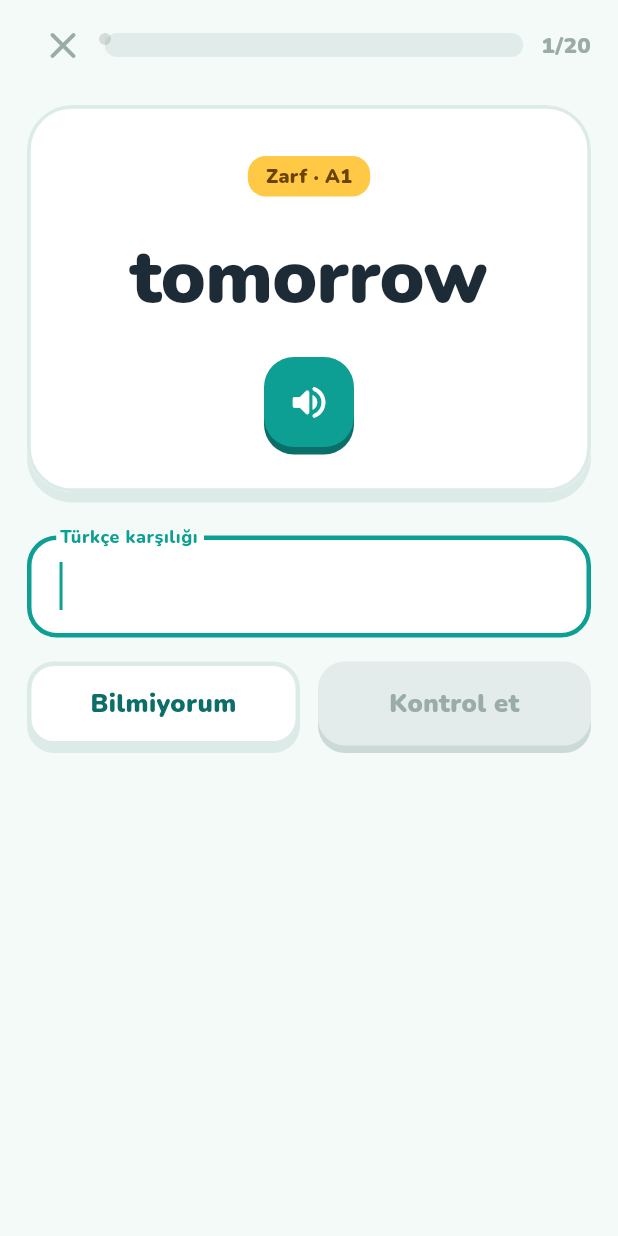
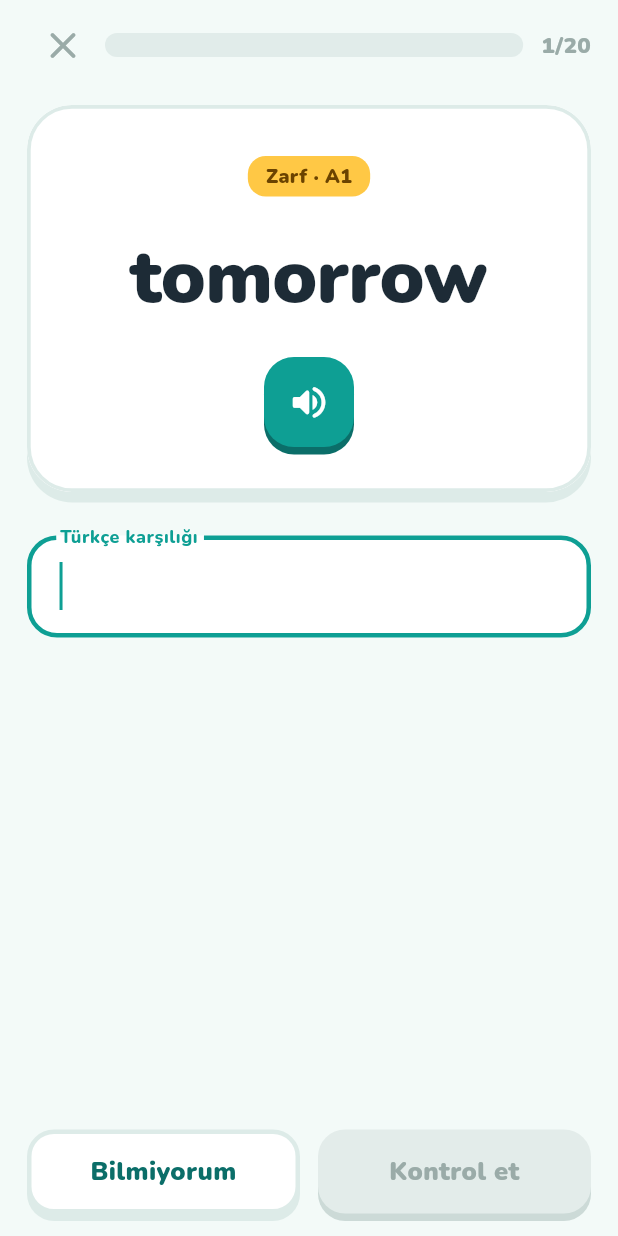
Before and after one commit to umitvatansever0/mobile-app-english-language, a Flutter app: the HomeScreen screen opened directly, after a tap on "Çalışmaya başla", on a phone screen of 412 x 824 dp. Run offline on Flutter 3.47's test engine with Material 3 defaults, Android fonts, the phone set to English and light mode, and no system bars; our stand-ins replace flutter_tts, google_mobile_ads, shared_preferences, sqflite; missing offline and left inert: purchases_flutter; accounts and stored records are empty.

Commit message:
fix(session): keep answer buttons above the keyboard, compact card while typing
Emulator screenshots showed Kontrol et / Bilmiyorum hidden under the
on-screen keyboard. Also removes the dot drawn by empty progress bars.

Co-Authored-By: Claude Opus 5.5 <noreply@anthropic.com>
Claude-Session: https://claude.ai/code/session_01GU8uYh3sDTMyAoALWoNYWb

```diff
--- a/lib/screens/session_screen.dart
+++ b/lib/screens/session_screen.dart
@@ -200,7 +200,9 @@ class _SessionScreenState extends State<SessionScreen> {
               opacity: feedback ? 0.35 : 1,
               child: IgnorePointer(
                 ignoring: feedback,
-                child: ListView(padding: const EdgeInsets.fromLTRB(18, 6, 18, 24), children: [
+                child: Column(children: [
+                  Expanded(
+                    child: ListView(padding: const EdgeInsets.fromLTRB(18, 6, 18, 12), children: [
                   Row(children: [
                     IconButton(
                       icon: Icon(Icons.close_rounded, size: 30, color: pal.lockInk),
@@ -213,10 +215,16 @@ class _SessionScreenState extends State<SessionScreen> {
                     Text('${_i + 1}/${_words.length}',
                         style: TextStyle(fontWeight: FontWeight.w900, fontSize: 15, color: pal.lockInk)),
                   ]),
-                  const SizedBox(height: 16),
+                  SizedBox(height: _compact ? 8 : 16),
                   _questionCard(pal),
-                  const SizedBox(height: 22),
-                  ..._questionControls(pal),
+                  SizedBox(height: _compact ? 14 : 22),
+                  ..._questionInputs(pal),
+                    ]),
+                  ),
+                  Padding(
+                    padding: const EdgeInsets.fromLTRB(18, 4, 18, 10),
+                    child: _questionButtons(),
+                  ),
                 ]),
               ),
             ),
@@ -234,34 +242,41 @@ class _SessionScreenState extends State<SessionScreen> {
   }
 
   // ------------------------------------------------------------------ soru
+  /// Klavye açıkken kartı küçült ki düğmeler ve cevap kutusu ekranda kalsın.
+  bool get _compact => MediaQuery.of(context).viewInsets.bottom > 0;
+
   Widget _questionCard(Pal pal) {
     final showWord = widget.mode != StudyMode.listen;
+    final compact = _compact;
     final prompt = widget.mode == StudyMode.typeEn ? _w.mainTr : _w.en;
     return ChunkyCard(
       key: ValueKey('q$_i'),
       lip: 7,
       radius: 30,
-      padding: const EdgeInsets.fromLTRB(20, 34, 20, 30),
+      padding: compact ? const EdgeInsets.fromLTRB(16, 16, 16, 16) : const EdgeInsets.fromLTRB(20, 34, 20, 30),
       child: Column(children: [
         Tag(_w.isCustom ? _w.pos.label : '${_w.pos.label} · ${_w.level}'),
-        const SizedBox(height: 18),
+        SizedBox(height: compact ? 8 : 18),
         if (showWord)
           FittedBox(
             fit: BoxFit.scaleDown,
             child: Text(prompt,
                 key: const ValueKey('prompt-word'),
-                style: TextStyle(fontSize: 50, fontWeight: FontWeight.w900, color: pal.ink, letterSpacing: -0.5)),
+                style: TextStyle(fontSize: compact ? 38 : 50, fontWeight: FontWeight.w900, color: pal.ink, letterSpacing: -0.5)),
           )
         else
           Text('Dinle ve yaz', style: TextStyle(fontSize: 28, fontWeight: FontWeight.w900, color: pal.muted)),
-        const SizedBox(height: 18),
+        SizedBox(height: compact ? 10 : 18),
         if (widget.mode != StudyMode.typeEn)
-          _SpeakButton(size: widget.mode == StudyMode.listen ? 76 : 60, onTap: () => _app.tts.speak(_w.en)),
+          _SpeakButton(
+            size: widget.mode == StudyMode.listen ? (compact ? 60 : 76) : (compact ? 46 : 60),
+            onTap: () => _app.tts.speak(_w.en),
+          ),
       ]),
     );
   }
 
-  List<Widget> _questionControls(Pal pal) {
+  List<Widget> _questionInputs(Pal pal) {
     if (widget.mode == StudyMode.choice) {
       return [
         for (final c in _choices)
@@ -269,8 +284,6 @@ class _SessionScreenState extends State<SessionScreen> {
             padding: const EdgeInsets.only(bottom: 10),
             child: ChunkyButton(label: c, style: ChunkyStyle.ghost, onPressed: () => _check(c)),
           ),
-        const SizedBox(height: 4),
-        TextButton(onPressed: _dontKnow, child: const Text('Bilmiyorum')),
       ];
     }
     return [
@@ -285,15 +298,20 @@ class _SessionScreenState extends State<SessionScreen> {
         style: TextStyle(fontSize: 21, fontWeight: FontWeight.w800, color: pal.ink),
         decoration: InputDecoration(labelText: _reverse ? 'İngilizcesi' : 'Türkçe karşılığı'),
       ),
-      const SizedBox(height: 16),
-      Row(children: [
-        Expanded(child: ChunkyButton(label: 'Bilmiyorum', style: ChunkyStyle.ghost, onPressed: _dontKnow)),
-        const SizedBox(width: 12),
-        Expanded(
-          child: ChunkyButton(label: 'Kontrol et', onPressed: _input.text.trim().isEmpty ? null : _check),
-        ),
-      ]),
     ];
+  }
+
+  Widget _questionButtons() {
+    if (widget.mode == StudyMode.choice) {
+      return ChunkyButton(label: 'Bilmiyorum', style: ChunkyStyle.ghost, onPressed: _dontKnow);
+    }
+    return Row(children: [
+      Expanded(child: ChunkyButton(label: 'Bilmiyorum', style: ChunkyStyle.ghost, onPressed: _dontKnow)),
+      const SizedBox(width: 12),
+      Expanded(
+        child: ChunkyButton(label: 'Kontrol et', onPressed: _input.text.trim().isEmpty ? null : _check),
+      ),
+    ]);
   }
 
   // ------------------------------------------------------------- geri bildirim
--- a/lib/widgets/chunky.dart
+++ b/lib/widgets/chunky.dart
@@ -150,8 +150,10 @@ class ChunkyProgress extends StatelessWidget {
       height: height,
       decoration: BoxDecoration(color: track ?? Pal.of(context).track, borderRadius: BorderRadius.circular(height)),
       alignment: Alignment.centerLeft,
-      child: FractionallySizedBox(
-        widthFactor: v == 0 ? 0.0001 : v,
+      child: v == 0
+          ? null
+          : FractionallySizedBox(
+        widthFactor: v,
         child: Container(
           decoration: BoxDecoration(
             color: color,
@@ -192,7 +194,7 @@ class SectionTitle extends StatelessWidget {
           Expanded(
             child: Text(text, style: TextStyle(fontSize: 19, fontWeight: FontWeight.w900, color: Pal.of(context).ink)),
           ),
-          if (trailing != null) trailing!,
+          ?trailing,
         ]),
       );
 }
```
